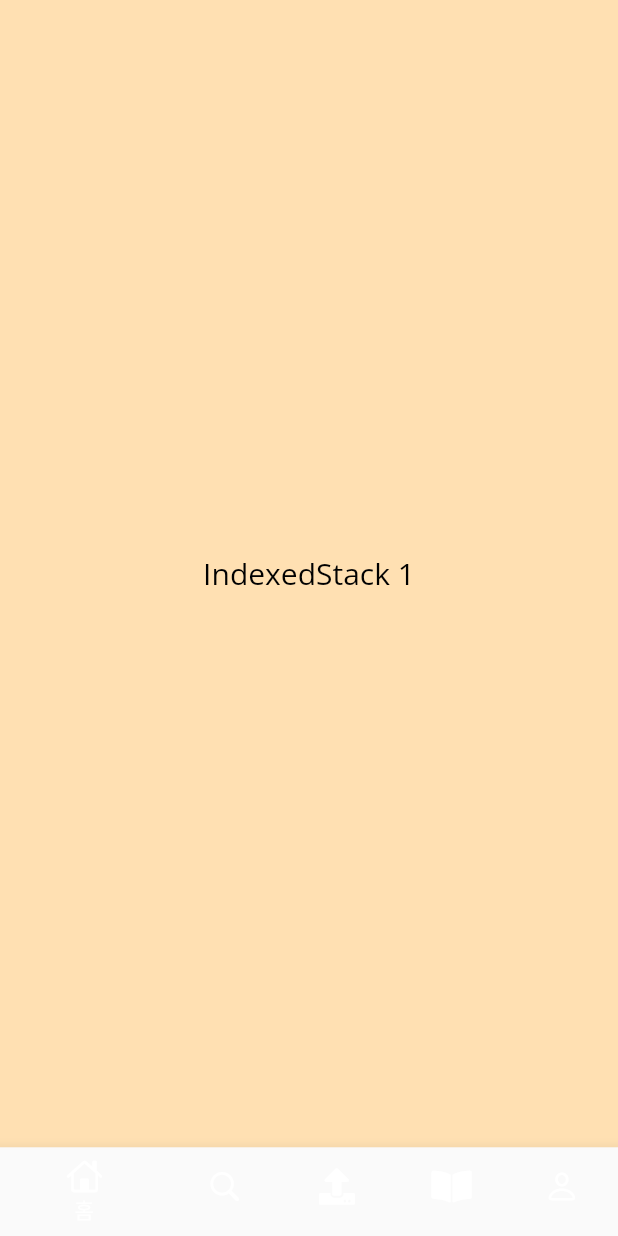
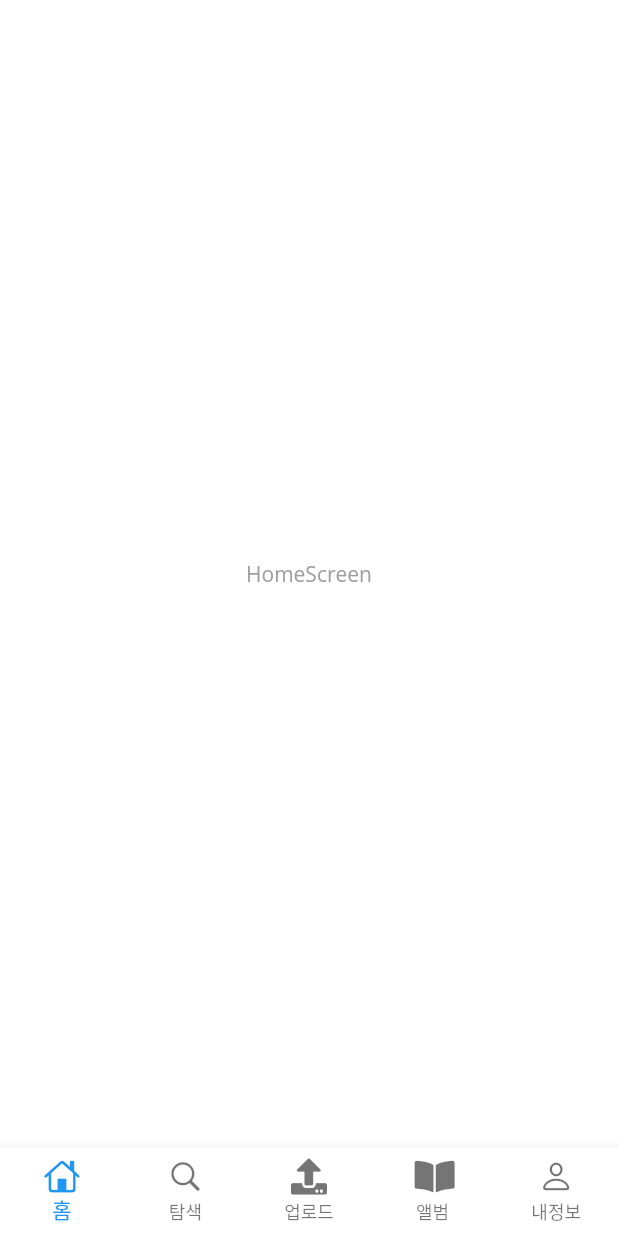
Before and after one commit to chchlee/study, a Flutter app: the screen it shows after launch, on a phone screen of 412 x 824 dp. Run offline on Flutter 3.47's test engine with Material 2 defaults, Android fonts, the light colour scheme and no system bars; our stand-ins replace font_awesome_flutter, google_fonts.

Commit message:
Bottom-Navigation screen파일 생성

```diff
--- /dev/null
+++ b/lib/home/home_screen.dart
@@ -0,0 +1,12 @@
+import 'package:flutter/material.dart';
+
+class HomeScreen extends StatelessWidget {
+  const HomeScreen({Key? key}) : super(key: key);
+
+  @override
+  Widget build(BuildContext context) {
+    return Center(
+      child: Text('HomeScreen'),
+    );
+  }
+}
--- a/lib/screens/main_screens.dart
+++ b/lib/screens/main_screens.dart
@@ -1,6 +1,11 @@
 import 'package:flutter/cupertino.dart';
 import 'package:flutter/material.dart';
 import 'package:font_awesome_flutter/font_awesome_flutter.dart';
+import 'package:traveam/home/home_screen.dart';
+import 'package:traveam/screens/book/book_screen.dart';
+import 'package:traveam/screens/person/person_screen.dart';
+import 'package:traveam/screens/search/search_screen.dart';
+import 'package:traveam/screens/upload/upload_screen.dart';
 
 class MainScreens extends StatefulWidget {
   const MainScreens({Key? key}) : super(key: key);
@@ -17,26 +22,21 @@ class _MainScreensState extends State<MainScreens> {
       body: IndexedStack(
         index: _selectedIndex,
         children: [
-          Container(
-            color: Colors.orange[100],
-            child: Center(
-              child: Text(
-                'IndexedStack 1',
-                style: TextStyle(fontSize: 20, color: Colors.black),
-              ),
-            ),
-          ),
-          Container(
-            color: Colors.redAccent[100],
-            child: Center(
-                child: Text(
-              'IndexedStack 2',
-              style: TextStyle(fontSize: 20, color: Colors.black),
-            )),
-          )
+          HomeScreen(),
+          SearchScreen(),
+          UploadScreen(),
+          BookScreen(),
+          PersonScreen(),
         ],
       ),
       bottomNavigationBar: BottomNavigationBar(
+        backgroundColor: Colors.white,
+        type: BottomNavigationBarType.fixed,
+        onTap: (index) {
+          setState(() {
+            _selectedIndex = index;
+          });
+        },
         items: [
           BottomNavigationBarItem(
               label: '홈',
@@ -58,12 +58,6 @@ class _MainScreensState extends State<MainScreens> {
                 CupertinoIcons.person,
               )),
         ],
-        onTap: (index) {
-          setState(() {
-            _selectedIndex = index;
-          });
-        },
-        currentIndex: _selectedIndex,
       ),
     );
   }
```
Also changed, not shown: lib/screens/book/book_screen.dart (added, +12 -0 lines), lib/screens/person/person_screen.dart (added, +12 -0 lines), lib/screens/search/search_screen.dart (added, +12 -0 lines), lib/screens/upload/upload_screen.dart (added, +12 -0 lines).
